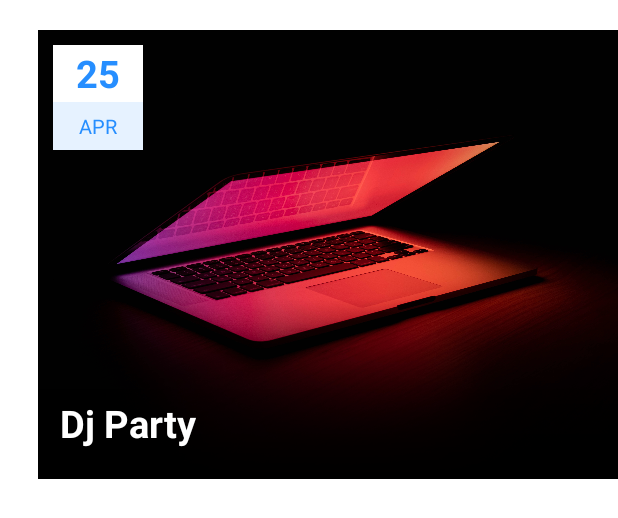
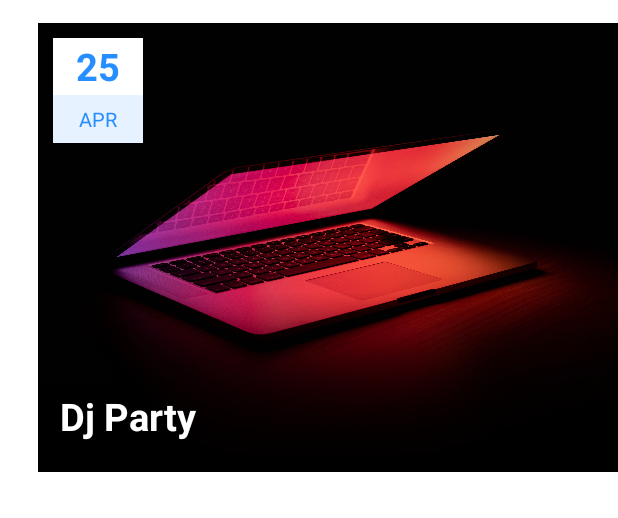
Before and after one commit to gargVader/Code-Cache, an Android app: the layout event_item_1.xml on its own in the app's theme, with its tools: preview values and no code run, on a phone screen of 412 x 824 dp. Shown: the top 518 px of the screen. Run offline under Robolectric (Android 15) with nearby library versions, the phone set to English and light mode, and no system bars.

Commit message:
fixed margin for 1st element of viewPager, proj struct changed

```diff
--- a/app/src/main/java/com/example/codechefeventsapp/model/Event.java
+++ b/app/src/main/java/com/example/codechefeventsapp/model/Event.java
@@ -1,5 +1,8 @@
 package com.example.codechefeventsapp.model;
 
+/**
+ * Model Class for an Event
+ */
 public class Event {
 
     String eventTitle;
--- a/app/src/main/res/layout/event_item_1.xml
+++ b/app/src/main/res/layout/event_item_1.xml
@@ -5,20 +5,12 @@
     android:layout_height="match_parent"
     android:orientation="vertical">
 
-
-    <LinearLayout
-        android:id="@+id/linerLayout"
-        android:layout_width="match_parent"
-        android:layout_height="wrap_content"
-        android:layout_marginLeft="25dp"
-        android:layout_marginTop="10dp"
-        android:orientation="vertical">
-
     <LinearLayout
         android:id="@+id/eventCardLayout"
         android:layout_width="match_parent"
         android:layout_height="wrap_content"
-            android:layout_marginVertical="10dp"
+        android:layout_marginLeft="25dp"
+        android:layout_marginTop="15dp"
         android:orientation="vertical">
 
         <androidx.cardview.widget.CardView
@@ -42,9 +34,8 @@
                     android:id="@+id/shadow_bottom"
                     android:layout_width="match_parent"
                     android:layout_height="120dp"
-                        android:src="@drawable/bottom_shadow"
                     android:layout_gravity="bottom"
-                        />
+                    android:src="@drawable/bottom_shadow" />
 
 
                 <TextView
@@ -119,6 +110,4 @@
         </androidx.cardview.widget.CardView>
     </LinearLayout>
 
-    </LinearLayout>
-
 </androidx.coordinatorlayout.widget.CoordinatorLayout>
--- a/app/src/main/res/layout/fragment_home.xml
+++ b/app/src/main/res/layout/fragment_home.xml
@@ -30,6 +30,7 @@
                     android:text="Codechef IEMK"
                     android:textColor="@color/colorTextWhite"
                     android:textSize="@dimen/_16ssp"
+                    android:shadowColor="@color/white"
                     app:layout_constraintStart_toStartOf="parent"
                     app:layout_constraintTop_toTopOf="parent" />
 
--- a/app/src/main/res/menu/menu_bottom.xml
+++ b/app/src/main/res/menu/menu_bottom.xml
@@ -12,7 +12,7 @@
         />
     <item
         android:id="@+id/profileFragment"
-        android:title="Person"
+        android:title="Profile"
         android:icon="@drawable/ic_baseline_person_24"
         />
 </menu>
```
Also changed, not shown: app/src/main/java/com/example/codechefeventsapp/activities/MainActivity.java (+3 -19 lines), app/src/main/java/com/example/codechefeventsapp/adapters/EventAdapter.java (+15 -4 lines), app/src/main/java/com/example/codechefeventsapp/adapters/EventSliderAdapter.java (deleted, +0 -72 lines), app/src/main/java/com/example/codechefeventsapp/fragments/ContestFragment.java (+0 -33 lines), app/src/main/java/com/example/codechefeventsapp/fragments/HomeFragment.java (+1 -7 lines), app/src/main/java/com/example/codechefeventsapp/fragments/ProfileFragment.java (+0 -36 lines), app/src/main/res/layout/activity_main.xml (+7 -6 lines). Lines whose indentation alone changed are shown as unchanged.
